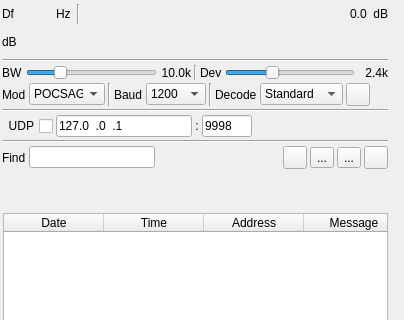
First picture: the form in plugins/channelrx/demodpager/pagerdemodgui.ui, repository f4exb/sdrangel, before the edit; both pictures show x 0 to 404 and y 0 to 320 of the 404 by 764 pixel window.
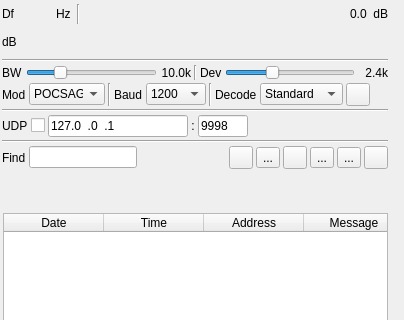
Second picture: the form after the edit. Icons and pictures are not drawn. Custom widgets are drawn as their Qt base class.

Commit message: Add pager notifications. Add option to ignore duplicates. Support plotting pager messages on the map.

```diff
--- a/plugins/channelrx/demodpager/pagerdemodgui.ui
+++ b/plugins/channelrx/demodpager/pagerdemodgui.ui
@@ -500,6 +500,13 @@
     </item>
     <item>
      <layout class="QHBoxLayout" name="udpLayout">
+      <item>
+       <widget class="QLabel" name="udpLabel">
+        <property name="text">
+         <string>UDP</string>
+        </property>
+       </widget>
+      </item>
       <item>
        <widget class="QCheckBox" name="udpEnabled">
         <property name="toolTip">
@@ -509,7 +516,7 @@
          <enum>Qt::RightToLeft</enum>
         </property>
         <property name="text">
-         <string>UDP</string>
+         <string/>
         </property>
        </widget>
       </item>
@@ -624,6 +631,43 @@
         </property>
        </spacer>
       </item>
+      <item>
+       <widget class="ButtonSwitch" name="filterDuplicates">
+        <property name="maximumSize">
+         <size>
+          <width>24</width>
+          <height>16777215</height>
+         </size>
+        </property>
+        <property name="toolTip">
+         <string>Filter duplicate messages. Right click for options.</string>
+        </property>
+        <property name="text">
+         <string/>
+        </property>
+        <property name="icon">
+         <iconset resource="pagerdemodicons.qrc">
+          <normaloff>:/icons/filterduplicate.png</normaloff>:/icons/filterduplicate.png</iconset>
+        </property>
+       </widget>
+      </item>
+      <item>
+       <widget class="QToolButton" name="notifications">
+        <property name="toolTip">
+         <string>Open notifications dialog</string>
+        </property>
+        <property name="text">
+         <string>...</string>
+        </property>
+        <property name="icon">
+         <iconset resource="../../../sdrgui/resources/res.qrc">
+          <normaloff>:/mono.png</normaloff>:/mono.png</iconset>
+        </property>
+        <property name="checkable">
+         <bool>false</bool>
+        </property>
+       </widget>
+      </item>
       <item>
        <widget class="ButtonSwitch" name="logEnable">
         <property name="maximumSize">
```
Left out of the diff: 47 changed lines with no effect on the pictures. The commit also changes 22 other files.
